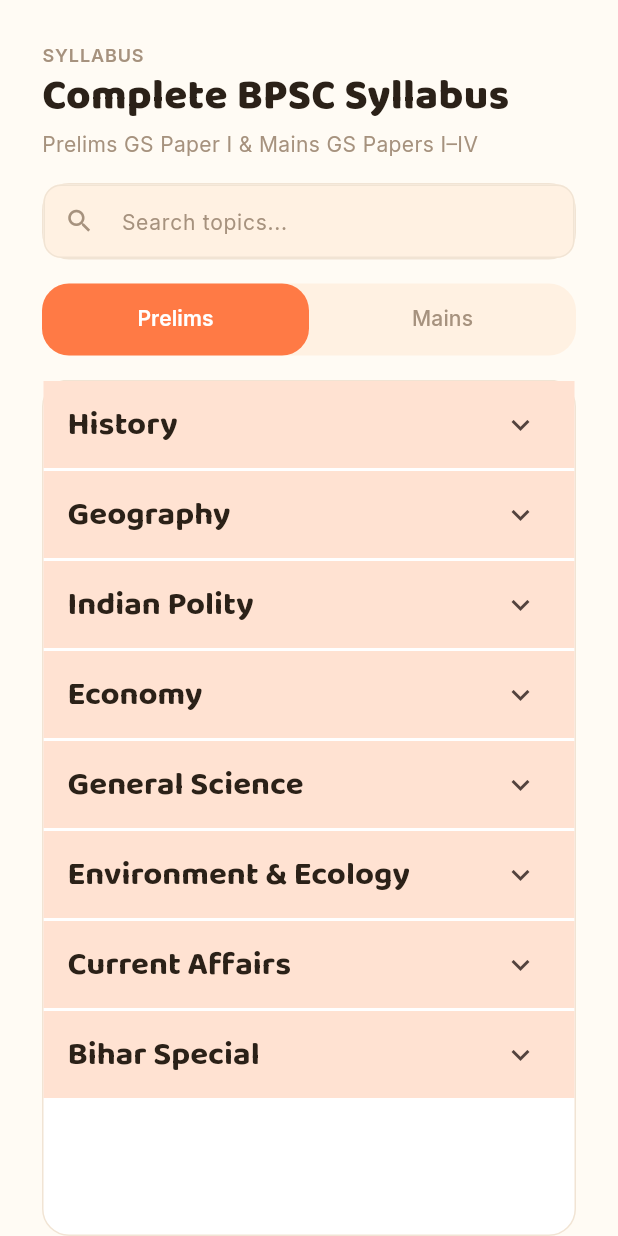
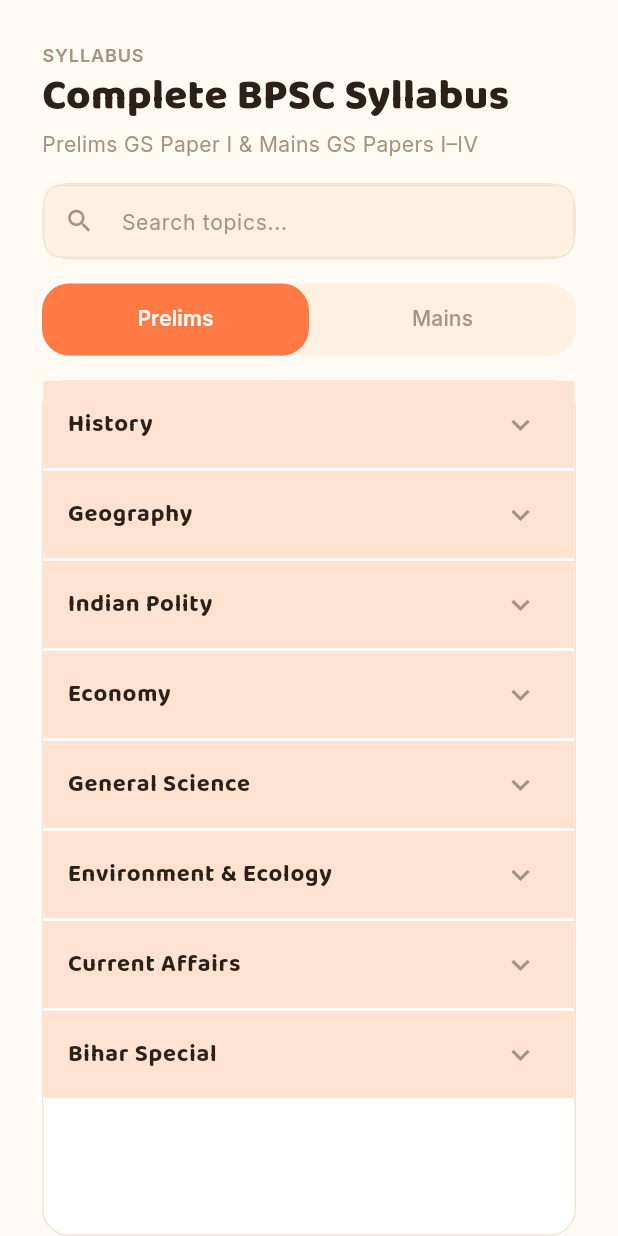
Before and after one commit to ranjanow/bpsc-saathi, a Flutter app: the SyllabusScreen screen opened directly, on a phone screen of 412 x 824 dp. Run offline on Flutter 3.47's test engine with Material 3 defaults, Android fonts, the phone set to English and light mode, and no system bars; our stand-ins replace fl_chart, google_fonts, pdf, printing, shared_preferences; accounts and stored records are empty; network calls fail.

Commit message:
fix: replace hardcoded prototype data with real user state
- Dashboard: show real user name from AuthProvider, 0 XP for new users
- Profile: add JWT auth headers to fix 401 error, graceful fallback
- Subject tiles: default progress to 0% (fresh start)
- Countdown ring: 0% syllabus, real exam date calc (Dec 2026)
- Leaderboard: remove fake entries, show motivational fresh state
- Sidebar: wire real streak from SharedPreferences (was hardcoded 12)
- Syllabus tree: full BpscThemeData rewrite to fix theme switching
- AuthService: expose baseUrl getter for profile screen

```diff
--- a/frontend/lib/services/auth_service.dart
+++ b/frontend/lib/services/auth_service.dart
@@ -20,6 +20,9 @@
     // Local development auto-detection
     return 'http://localhost:8080';
   }
+
+  /// The resolved API base URL.
+  String get baseUrl => _baseUrl;
 
   static const String _accessTokenKey = 'bpsc_access_token';
   static const String _refreshTokenKey = 'bpsc_refresh_token';
--- a/frontend/lib/widgets/syllabus_tree_widget.dart
+++ b/frontend/lib/widgets/syllabus_tree_widget.dart
@@ -2,6 +2,10 @@
 import '../models/syllabus_model.dart';
 import '../theme/app_theme.dart';
 
+/// Fully theme-aware syllabus tree widget.
+///
+/// Uses [BpscThemeData] for all colors so it syncs correctly
+/// when switching between Vibrant / Professional / Dark Tech themes.
 class SyllabusTreeWidget extends StatelessWidget {
   final List<SyllabusNode> nodes;
 
@@ -11,12 +15,17 @@
   });
 
   Widget _buildNode(BuildContext context, SyllabusNode node) {
+    final t = BpscThemeData.of(context);
+
     if (node.level == SyllabusLevel.subtopic || node.children.isEmpty) {
       return Padding(
         padding: const EdgeInsets.only(left: 48.0),
         child: ListTile(
-          leading: const Icon(Icons.fiber_manual_record, size: 10),
-          title: Text(node.title),
+          leading: Icon(Icons.fiber_manual_record, size: 10, color: t.textMuted),
+          title: Text(
+            node.title,
+            style: TextStyle(fontSize: 14, color: t.text),
+          ),
           dense: true,
           contentPadding: const EdgeInsets.only(right: 16.0),
         ),
@@ -25,15 +34,25 @@
 
     if (node.level == SyllabusLevel.subject) {
       return Container(
-        color: AppColors.primaryLight,
+        color: t.primarySoft,
         margin: const EdgeInsets.only(bottom: 2.0),
+        child: Theme(
+          data: Theme.of(context).copyWith(dividerColor: Colors.transparent),
           child: ExpansionTile(
             title: Text(
               node.title,
-            style: Theme.of(context).textTheme.titleLarge?.copyWith(fontWeight: FontWeight.bold),
+              style: TextStyle(
+                fontFamily: t.displayFontFamily,
+                fontSize: 16,
+                fontWeight: FontWeight.bold,
+                color: t.text,
               ),
+            ),
+            iconColor: t.primary,
+            collapsedIconColor: t.textMuted,
             childrenPadding: EdgeInsets.zero,
             children: node.children.map((child) => _buildNode(context, child)).toList(),
+          ),
         ),
       );
     }
@@ -41,14 +60,24 @@
     if (node.level == SyllabusLevel.chapter) {
       return Padding(
         padding: const EdgeInsets.only(left: 16.0),
+        child: Theme(
+          data: Theme.of(context).copyWith(dividerColor: Colors.transparent),
           child: ExpansionTile(
-          leading: const Icon(Icons.book, size: 20),
+            leading: Icon(Icons.book, size: 20, color: t.secondary),
             title: Text(
               node.title,
-            style: Theme.of(context).textTheme.titleMedium?.copyWith(fontWeight: FontWeight.bold),
+              style: TextStyle(
+                fontFamily: t.bodyFontFamily,
+                fontSize: 14,
+                fontWeight: FontWeight.w600,
+                color: t.text,
               ),
+            ),
+            iconColor: t.primary,
+            collapsedIconColor: t.textMuted,
             childrenPadding: EdgeInsets.zero,
             children: node.children.map((child) => _buildNode(context, child)).toList(),
+          ),
         ),
       );
     }
@@ -56,21 +85,38 @@
     if (node.level == SyllabusLevel.topic) {
       return Padding(
         padding: const EdgeInsets.only(left: 32.0),
+        child: Theme(
+          data: Theme.of(context).copyWith(dividerColor: Colors.transparent),
           child: ExpansionTile(
-          leading: const Icon(Icons.subdirectory_arrow_right, size: 20),
+            leading: Icon(Icons.subdirectory_arrow_right, size: 20, color: t.textMuted),
             title: Text(
               node.title,
-            style: Theme.of(context).textTheme.bodyLarge,
+              style: TextStyle(
+                fontSize: 14,
+                color: t.text,
               ),
+            ),
+            iconColor: t.primary,
+            collapsedIconColor: t.textMuted,
             childrenPadding: EdgeInsets.zero,
             children: node.children.map((child) => _buildNode(context, child)).toList(),
+          ),
         ),
       );
     }
 
-    return ExpansionTile(
-      title: Text(node.title),
+    // Fallback
+    return Theme(
+      data: Theme.of(context).copyWith(dividerColor: Colors.transparent),
+      child: ExpansionTile(
+        title: Text(
+          node.title,
+          style: TextStyle(color: t.text),
+        ),
+        iconColor: t.primary,
+        collapsedIconColor: t.textMuted,
         children: node.children.map((child) => _buildNode(context, child)).toList(),
+      ),
     );
   }
 
```
Also changed, not shown: frontend/lib/main.dart (+16 -1 lines), frontend/lib/screens/dashboard_screen.dart (+11 -5 lines), frontend/lib/screens/stub_screens.dart (+28 -16 lines), frontend/lib/widgets/countdown_ring_widget.dart (+18 -4 lines), frontend/lib/widgets/leaderboard_widget.dart (+15 -6 lines), frontend/lib/widgets/subject_tile_widget.dart (+7 -7 lines). Lines whose indentation alone changed are shown as unchanged.
